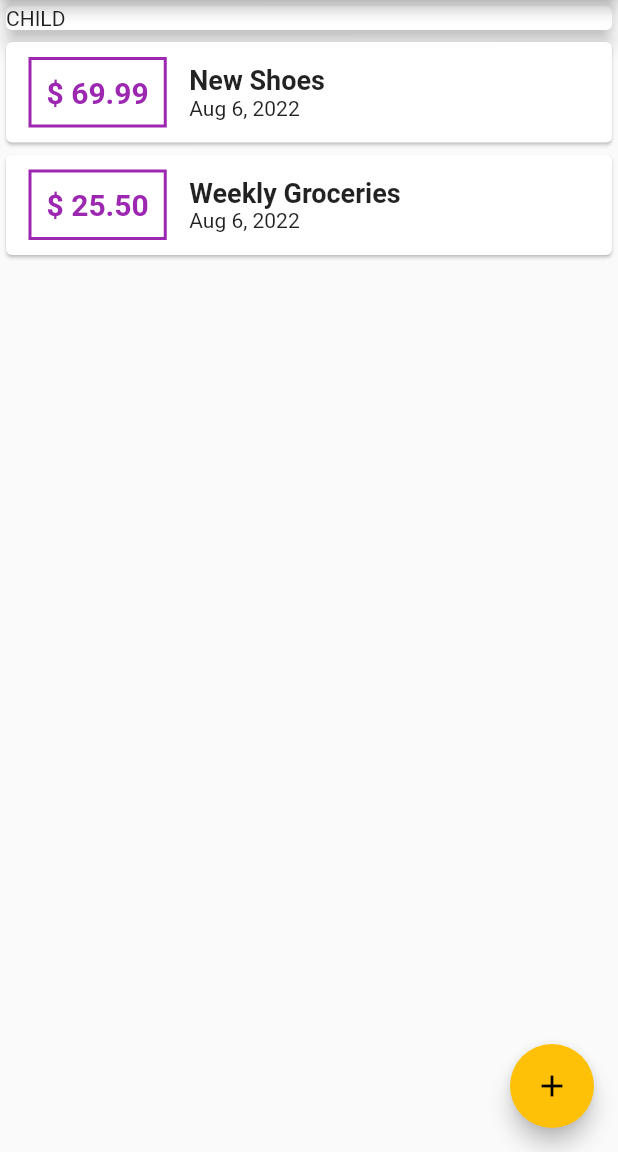
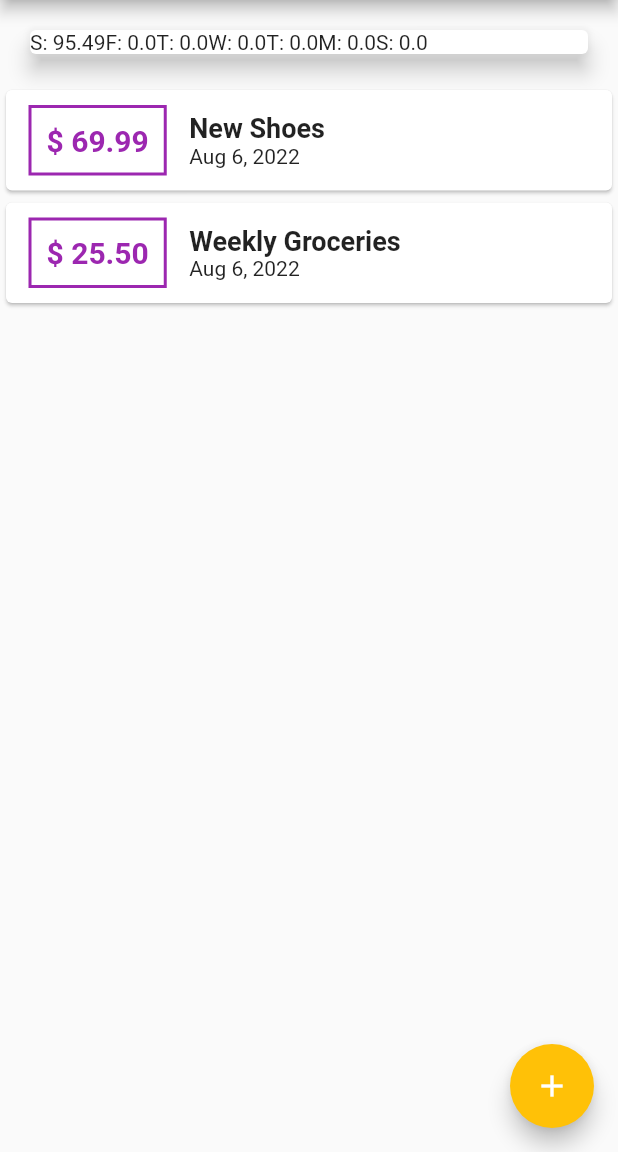
Before and after one commit to aniribe/expenses_planner_from_flutter_course, a Flutter app: the screen it shows after launch, on a phone screen of 412 x 824 dp, the part 84-1236 px from its top. Run offline on Flutter 3.47's test engine with Material 2 defaults, Android fonts, the phone set to English and light mode, and no system bars; our stand-ins replace stacked, stacked_core, stacked_services.

Commit message:
Lessons 97-104 from Flutter course;

```diff
--- a/lib/main.dart
+++ b/lib/main.dart
@@ -18,7 +18,9 @@ class MyApp extends StatelessWidget {
     return MaterialApp(
       title: 'Expenses planner',
       debugShowCheckedModeBanner: false,
-      theme: ThemeData(primarySwatch: Colors.purple, accentColor: Colors.amber),
+      theme: ThemeData(
+          colorScheme: ColorScheme.fromSwatch(primarySwatch: Colors.purple)
+              .copyWith(secondary: Colors.amber)),
       navigatorKey: StackedService.navigatorKey,
       onGenerateRoute: StackedRouter().onGenerateRoute,
       home: const HomeView(),
--- a/lib/ui/views/home/home_view.dart
+++ b/lib/ui/views/home/home_view.dart
@@ -1,4 +1,5 @@
 import 'package:expenses_planner/ui/views/home/components/new_transaction.dart';
+import 'package:expenses_planner/ui/widgets/chart.dart';
 import 'package:flutter/material.dart';
 import 'package:stacked/stacked.dart';
 import 'components/transaction_list.dart';
@@ -32,10 +33,7 @@ class HomeView extends StatelessWidget {
           child: Column(
             crossAxisAlignment: CrossAxisAlignment.stretch,
             children: [
-              const Card(
-                elevation: 5,
-                child: Text('CHILD'),
-              ),
+              Chart(recentTransactions: model.recentTransaction),
               TransactionList(transactions: model.transactions),
             ],
           ),
--- a/lib/ui/views/home/home_viewmodel.dart
+++ b/lib/ui/views/home/home_viewmodel.dart
@@ -24,6 +24,13 @@ class HomeViewModel extends BaseViewModel {
     ),
   ];
 
+  List<Transaction> get recentTransaction {
+    return transactions.where((transaction) {
+      return transaction.date
+          .isAfter(DateTime.now().subtract(const Duration(days: 7)));
+    }).toList();
+  }
+
   void setTitle(String value) => titleInput = value;
 
   void setAmount(String value) => amountInput = value;
--- /dev/null
+++ b/lib/ui/widgets/chart.dart
@@ -0,0 +1,46 @@
+import 'package:flutter/material.dart';
+import 'package:intl/intl.dart';
+import '../../model/transaction.dart';
+
+class Chart extends StatelessWidget {
+  final List<Transaction> recentTransactions;
+
+  List<Map<String, Object>> get groupedTransactionValues {
+    return List.generate(7, (index) {
+      final weekDay = DateTime.now().subtract(Duration(days: index));
+
+      double totalSum = 0.0;
+
+      for (int i = 0; i < recentTransactions.length; i++) {
+        if (recentTransactions[i].date.day == weekDay.day &&
+            recentTransactions[i].date.month == weekDay.month &&
+            recentTransactions[i].date.year == weekDay.year) {
+          totalSum += recentTransactions[i].amount;
+        }
+      }
+
+      return {
+        'day': DateFormat.E().format(weekDay).substring(0, 1),
+        'amount': totalSum,
+      };
+    });
+  }
+
+  const Chart({
+    Key? key,
+    required this.recentTransactions,
+  }) : super(key: key);
+
+  @override
+  Widget build(BuildContext context) {
+    return Card(
+      elevation: 6,
+      margin: EdgeInsets.all(20),
+      child: Row(
+        children: groupedTransactionValues
+            .map((data) => Text('${data['day']}: ${data['amount']}'))
+            .toList(),
+      ),
+    );
+  }
+}
```
Also changed, not shown: lib/ui/widgets/chart_bar.dart (added, +52 -0 lines).
